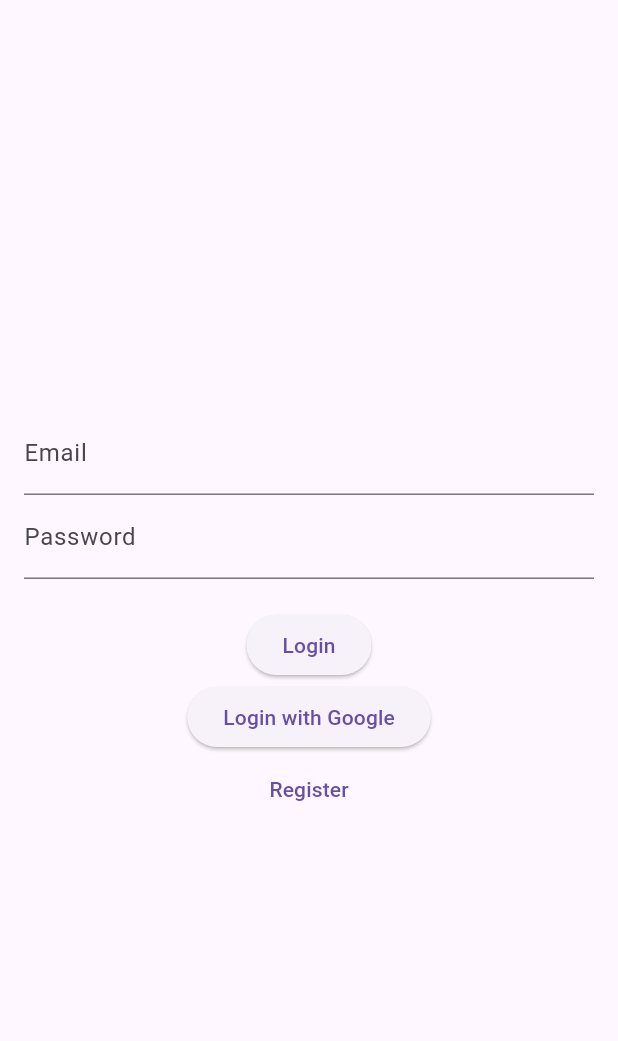
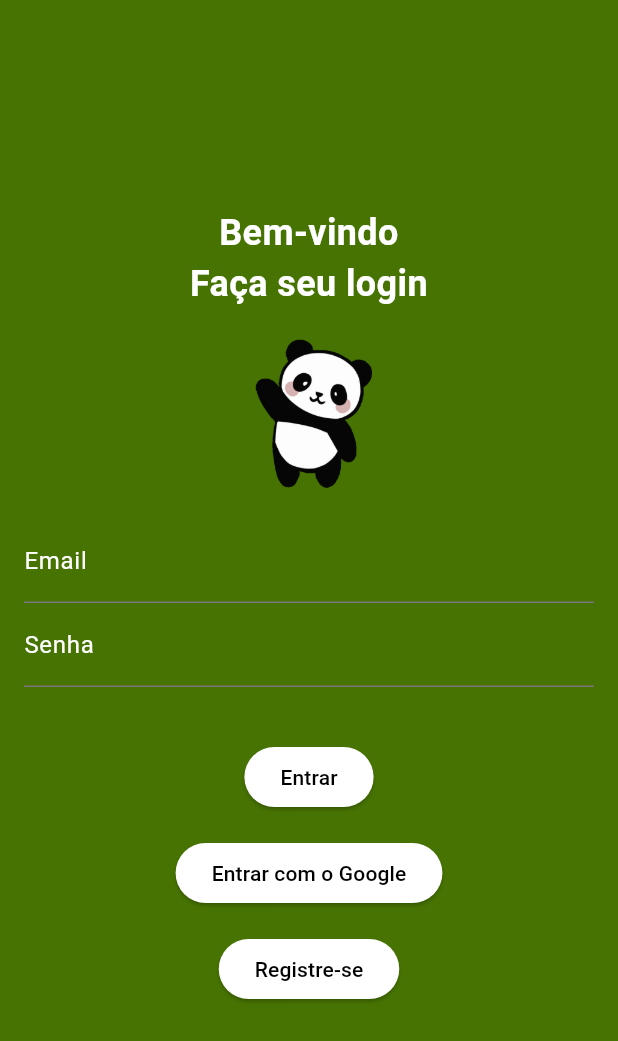
Before and after one commit to raphael-augusto-melo/projeto-plantas-ra, a Flutter app: the screen it shows after launch, on a phone screen of 412 x 824 dp. Shown: the top 1041 px of the screen. Run offline on Flutter 3.47's test engine with Material 3 defaults, Android fonts, the phone set to English and light mode, and no system bars; our stand-ins replace camera, cloud_firestore, firebase_auth, firebase_core, flutter_dotenv, flutter_markdown and 5 more; accounts and stored records are empty.

Commit message:
estilizacao tela login

```diff
--- a/lib/screens/login_screen.dart
+++ b/lib/screens/login_screen.dart
@@ -32,29 +32,62 @@ class LoginScreen extends StatelessWidget {
   @override
   Widget build(BuildContext context) {
     return Scaffold(
+      backgroundColor: const Color(0xFF467302), // Defina a cor de fundo aqui
       body: Padding(
         padding: const EdgeInsets.all(16.0),
         child: Column(
           mainAxisAlignment: MainAxisAlignment.center,
           children: <Widget>[
+            // Adicione o texto de título aqui
+            const Text(
+              'Bem-vindo\nFaça seu login',
+              textAlign: TextAlign.center,
+              style: TextStyle(
+                fontSize: 24,
+                fontWeight: FontWeight.bold,
+                color: Colors.white,
+              ),
+            ),
+            const SizedBox(height: 20), // Espaço entre o título e a imagem
+            // Adicione a imagem aqui
+            Image.asset(
+              'assets/panda-hi.gif', // Substitua pelo caminho correto da sua imagem
+              height: 100, // Ajuste o tamanho conforme necessário
+            ),
+            const SizedBox(height: 20), // Espaço entre a imagem e os inputs
             TextField(
               controller: _emailController,
-              decoration: const InputDecoration(labelText: 'Email'),
+              style: const TextStyle(color: Colors.white),
+              decoration: const InputDecoration(
+                labelText: 'Email',
+                labelStyle: TextStyle(color: Colors.white), // Cor do label do input
+              ),
             ),
             TextField(
               controller: _passwordController,
-              decoration: const InputDecoration(labelText: 'Password'),
+              style: const TextStyle(color: Colors.white),
+              decoration: const InputDecoration(
+                labelText: 'Senha',
+                labelStyle: TextStyle(color: Colors.white), // Cor do label do input
+              ),
               obscureText: true,
             ),
             const SizedBox(height: 20),
-            ElevatedButton(
+            Padding(
+              padding: const EdgeInsets.all(16.0),
+              child: ElevatedButton(
+                style: ElevatedButton.styleFrom(
+                  backgroundColor: Colors.white,
+                  foregroundColor: Colors.black,  // Cor do texto do botão
+                ),
                 onPressed: () async {
                   String email = _emailController.text;
                   String password = _passwordController.text;
                   await Provider.of<auth_provider.AuthProvider>(context, listen: false)
                       .signIn(email, password);
                 },
-              child: const Text('Login'),
+                child: const Text('Entrar'),
+              ),
             ),
             if (!kIsWeb) // Hide button for web
               ElevatedButton(
@@ -62,26 +95,40 @@ class LoginScreen extends StatelessWidget {
                   await Provider.of<auth_provider.AuthProvider>(context, listen: false)
                       .signInWithGoogle();
                 },
-                child: const Text('Login with Google'),
+                style: ElevatedButton.styleFrom(
+                  backgroundColor: Colors.white,
+                  foregroundColor: Colors.black, // Cor do texto do botão
+                ),
+                child: const Text('Entrar com o Google'),
               ),
             if (kIsWeb) // Use renderButton for web
               SizedBox(
-                width: double.infinity,
                 child: ElevatedButton(
+                  style: ElevatedButton.styleFrom(
+                    backgroundColor: Colors.white,
+                    foregroundColor: Colors.black,  // Cor do texto do botão
+                  ),
                   onPressed: () async {
                     await _signInWithGoogle(context);
                   },
-                  child: const Text('Login with Google'),
+                  child: const Text('Entrar com o Google'),
                 ),
               ),
-            TextButton(
+            Padding(
+              padding: const EdgeInsets.all(16.0),
+              child: ElevatedButton(
+                style: ElevatedButton.styleFrom(
+                  backgroundColor: Colors.white,
+                  foregroundColor: Colors.black, // Cor do texto do botão
+                ),
                 onPressed: () {
                   Navigator.push(
                     context,
                     MaterialPageRoute(builder: (context) => RegisterScreen()),
                   );
                 },
-              child: const Text('Register'),
+                child: const Text('Registre-se'),
+              ),
             ),
           ],
         ),
--- a/pubspec.yaml
+++ b/pubspec.yaml
@@ -36,3 +36,4 @@ flutter:
   assets:
     - assets/.env
     - assets/panda_talking.gif
+    - assets/panda-hi.gif
```
Also changed, not shown: assets/panda-hi.gif (added). Lines whose indentation alone changed are shown as unchanged.
